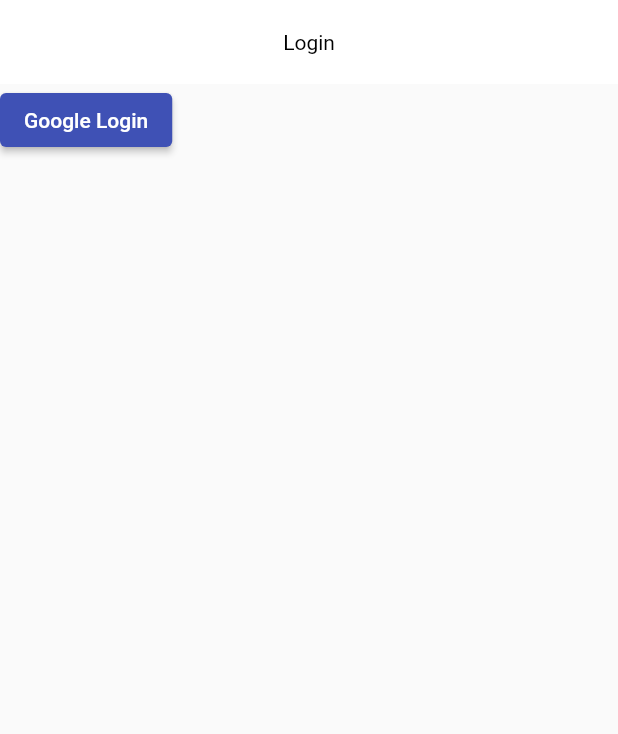
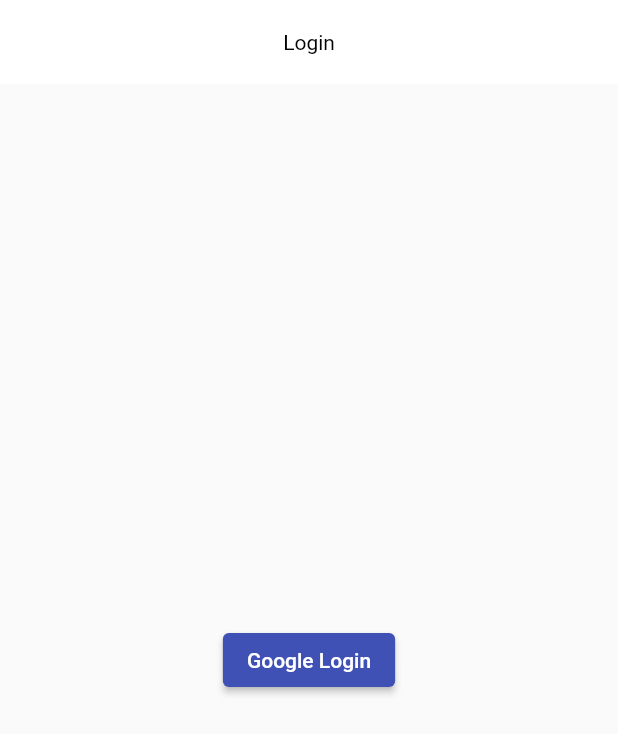
Before and after one commit to deckore/clone_sns_insta, a Flutter app: the screen it shows after launch, on a phone screen of 412 x 824 dp. Shown: the top 734 px of the screen. Run offline on Flutter 3.47's test engine with Material 2 defaults, Android fonts, the phone set to English and light mode, and no system bars; our stand-ins replace cached_network_image, expandable_text, firebase_auth, firebase_core, get, google_sign_in; missing offline and left inert: photo_manager; accounts and stored records are empty; generated files the repository leaves out were written again.

Commit message:
Debugging Login Button
Added Firebase Authentication SHA-1 for android
cd /c/Users/prodi/.android
keytool -list -v -alias androiddebugkey -keystore ./debug.keystore

인증서 지문을 Firebase 프로젝트 개요에 추가

```diff
--- a/lib/src/pages/login.dart
+++ b/lib/src/pages/login.dart
@@ -31,11 +31,11 @@ Future<UserCredential> signInWithGoogle() async {
         elevation: 0,
         title: Text("Login", style: TextStyle(color: Colors.black)),
       ),
-      body: ElevatedButton(
-        onPressed: () {
-
-        },
-        child: Text("Google Login"),
+      body: Center(
+        child: ElevatedButton(
+          onPressed: signInWithGoogle,
+          child: Text("Google Login"),
+        ),
       ),
     );
   }
```
